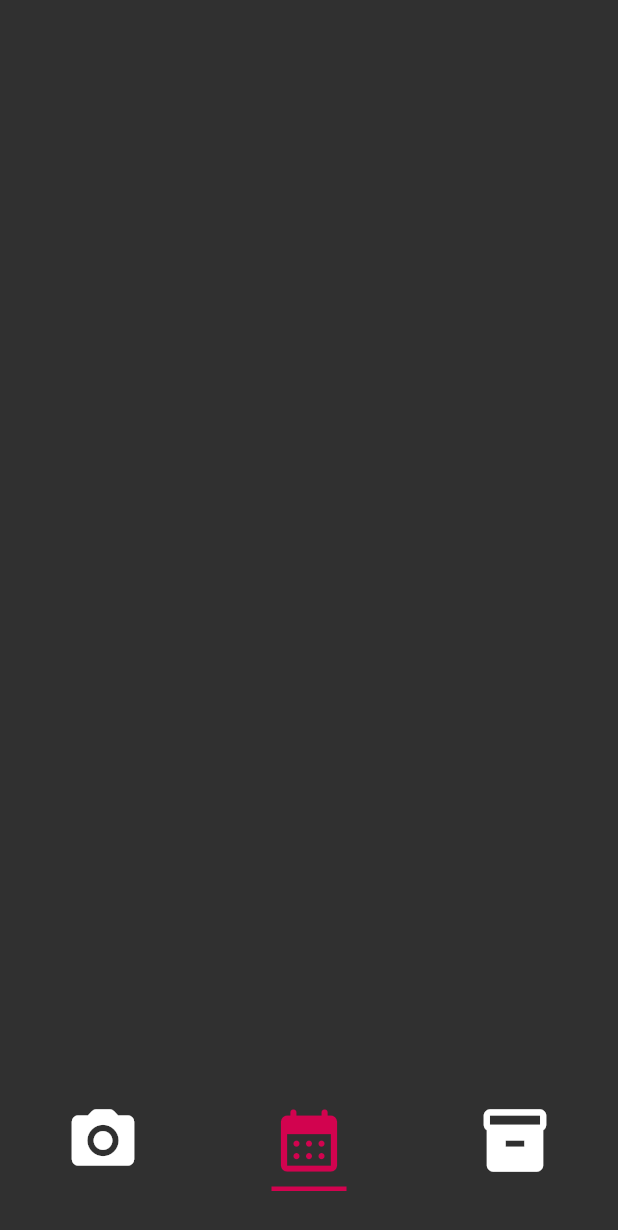
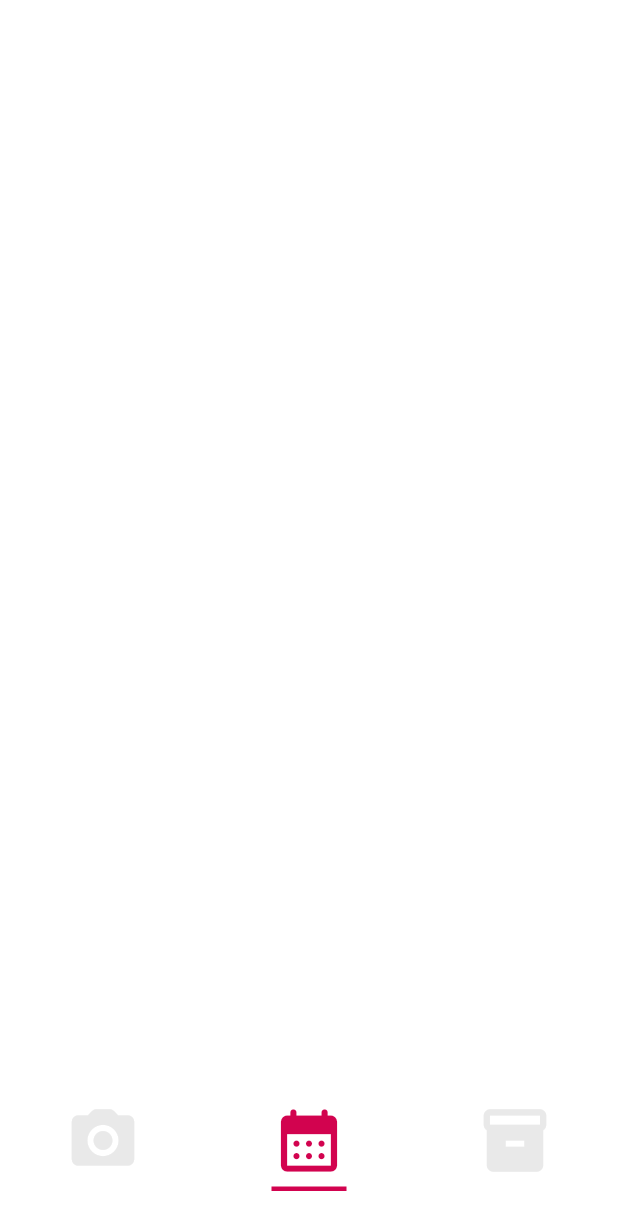
Before and after one commit to Junior-Green/hangr, a Flutter app: the screen it shows after launch, on a phone screen of 412 x 824 dp. Shown: the top 1230 px of the screen. Run offline on Flutter 3.47's test engine with Material 2 defaults, Android fonts, the phone set to English and light mode, and no system bars; our stand-ins replace camera, flutter_spinkit.

Commit message:
Added camera functionality and added light/dark themes.

```diff
--- a/lib/main.dart
+++ b/lib/main.dart
@@ -1,23 +1,27 @@
 import 'package:flutter/material.dart';
 import 'package:hangr/pages/home.dart';
-import 'dart:async';
-import 'dart:io';
-import 'package:camera/camera.dart';
+import 'package:hangr/pages/loading_screen.dart';
+import 'package:hangr/themes.dart';
+import 'package:provider/provider.dart';
 
-Future<void> main() async {
+main() {
   WidgetsFlutterBinding.ensureInitialized();
-  List<CameraDescription> cameras = [];
 
-  try {
-    cameras = await availableCameras();
-  } on Exception catch (e) {
-    exit(1);
-  }
-
-  runApp(MaterialApp(initialRoute: '/home', routes: {
-    '/': (context) => SizedBox(),
-    '/home': (context) => DefaultTabController(
-        length: 3, child: Home(cameras: cameras), initialIndex: 1),
-    '/location': (context) => SizedBox(),
-  }));
+  runApp(ChangeNotifierProvider(
+    create: (context) => ThemeProvider(),
+    builder: (context, _) {
+      final themeProvider = Provider.of<ThemeProvider>(context);
+      return MaterialApp(
+          themeMode: themeProvider.mode,
+          theme: AppTheme.light,
+          darkTheme: AppTheme.dark,
+          initialRoute: '/',
+          routes: {
+            '/': (context) => const Loading(),
+            '/home': (context) => const DefaultTabController(
+                length: 3, child: Home(), initialIndex: 1),
+            '/location': (context) => SizedBox(),
+          });
+    },
+  ));
 }
--- a/lib/pages/home.dart
+++ b/lib/pages/home.dart
@@ -1,16 +1,10 @@
-// ignore_for_file: prefer_const_constructors
-import 'package:camera/camera.dart';
 import 'package:flutter/material.dart';
 import 'package:hangr/pages/home_calendar.dart';
 import 'package:hangr/pages/home_camera.dart';
 import 'package:hangr/pages/home_wardrobe.dart';
 
 class Home extends StatefulWidget {
-
-  const Home({
-    Key? key,
-    required this.cameras,
-  }) : super(key: key);
+  const Home({Key? key}) : super(key: key);
 
   static final tabs = [
     const Tab(icon: Icon(Icons.camera_alt_rounded, size: 50)),
@@ -18,20 +12,29 @@ class Home extends StatefulWidget {
     const Tab(icon: Icon(Icons.inventory, size: 50))
   ];
 
-  final List<CameraDescription> cameras;
-
   @override
   State<Home> createState() => _HomeState();
 }
 
 class _HomeState extends State<Home> {
+  Map data = {};
+  ThemeData theme = ThemeData.light();
+
+  @override
+  void initState() {
+    super.initState();
+  }
 
   @override
   Widget build(BuildContext context) {
+    data = ModalRoute.of(context)!.settings.arguments as Map;
+    theme = Theme.of(context);
+
     return Scaffold(
       body: TabBarView(
         children: [
-          HomeCamera(),
+          HomeCamera(
+              camera: data['camera']),
           HomeCalendar(),
           HomeWardrobe(),
         ],
@@ -40,13 +43,12 @@ class _HomeState extends State<Home> {
         enableFeedback: true,
         tabs: Home.tabs,
         indicatorWeight: 3,
-        labelPadding: EdgeInsets.fromLTRB(0, 0, 0, 40),
-        indicatorPadding: EdgeInsets.fromLTRB(0, 0, 0, 30),
-        labelColor: Color.fromARGB(255, 210, 3, 79),
-        unselectedLabelColor: Color.fromARGB(255, 255, 255, 255),
+        labelPadding: const EdgeInsets.fromLTRB(0, 0, 0, 40),
+        indicatorPadding: const EdgeInsets.fromLTRB(0, 0, 0, 30),
+        labelColor: theme.colorScheme.secondary,
+        unselectedLabelColor: theme.colorScheme.tertiary,
         indicatorSize: TabBarIndicatorSize.label,
-        overlayColor: MaterialStateProperty.all(Colors.white),
-        indicatorColor: Color.fromARGB(255, 210, 3, 79),
+        indicatorColor: theme.colorScheme.secondary,
       ),
       extendBody: true,
     );
--- a/lib/pages/home_calendar.dart
+++ b/lib/pages/home_calendar.dart
@@ -10,8 +10,7 @@ class HomeCalendar extends StatefulWidget {
 class _HomeCalendarState extends State<HomeCalendar> {
   @override
   Widget build(BuildContext context) {
-    return Container(
-      color: Colors.grey[850]
+    return Scaffold(
     );
   }
 }
--- a/pubspec.yaml
+++ b/pubspec.yaml
@@ -32,6 +32,8 @@ dependencies:
   camera:
   path_provider:
   path:
+  flutter_spinkit: ^5.1.0
+  provider: ^6.0.2
 
 
   # The following adds the Cupertino Icons font to your application.
```
Also changed, not shown: lib/helpers/camera.dart (added, +27 -0 lines), lib/pages/home_camera.dart (+44 -3 lines), lib/pages/loading_screen.dart (added, +38 -0 lines), lib/themes.dart (added, +28 -0 lines), pubspec.lock, 1 other file.
